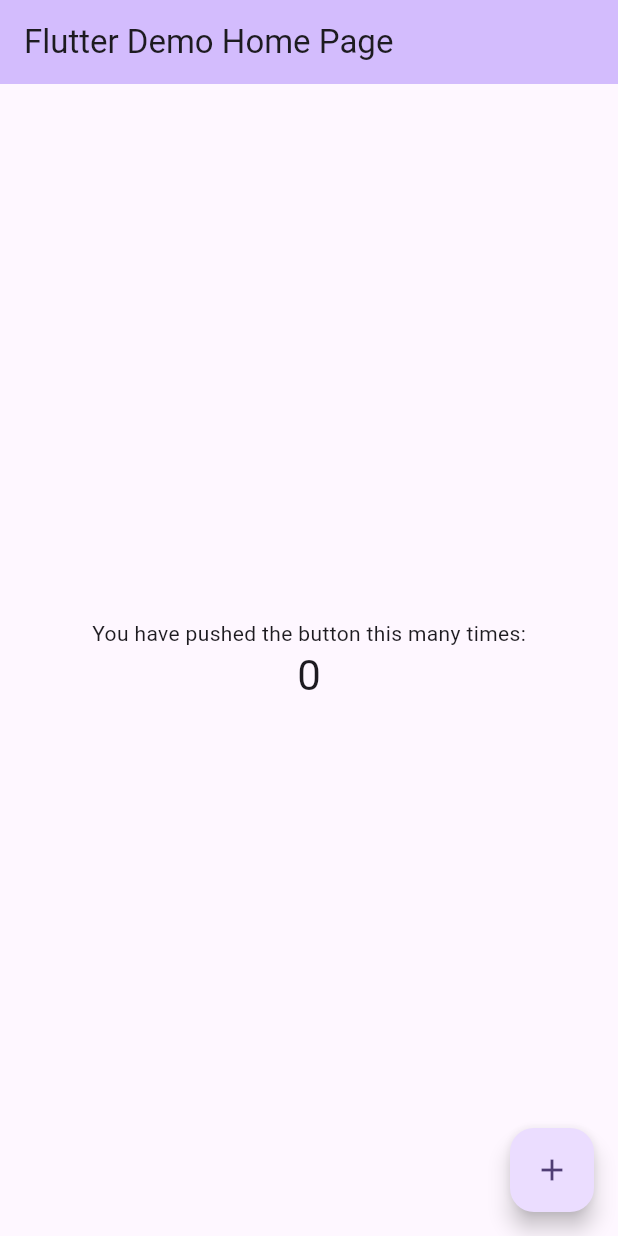
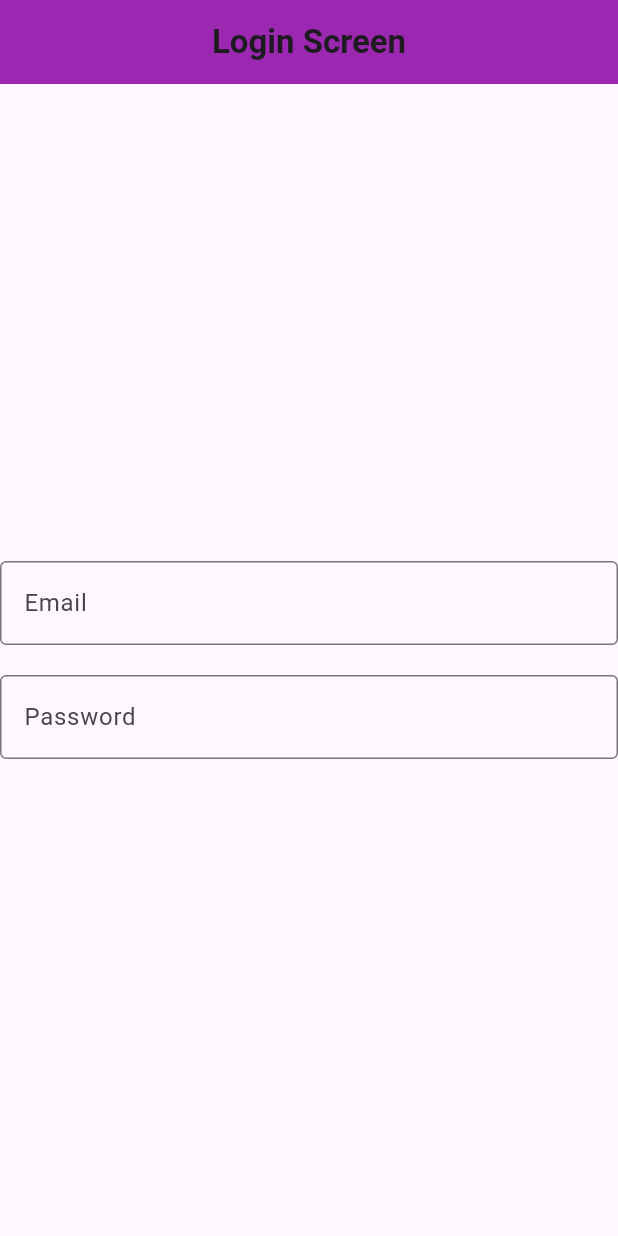
Before and after one commit to shahriasayad/work_with_firebase, a Flutter app: the screen it shows after launch, on a phone screen of 412 x 824 dp. Run offline on Flutter 3.47's test engine with Material 3 defaults, Android fonts, the light colour scheme and no system bars; our stand-ins replace firebase_core, get; accounts and stored records are empty.

Commit message:
all push

```diff
--- /dev/null
+++ b/lib/auth/login_screen.dart
@@ -0,0 +1,38 @@
+import 'package:flutter/material.dart';
+
+class LoginScreen extends StatelessWidget {
+  const LoginScreen({super.key});
+
+  @override
+  Widget build(BuildContext context) {
+    return Scaffold(
+      appBar: AppBar(
+        title: const Text(
+          'Login Screen',
+          style: TextStyle(fontWeight: FontWeight.bold),
+        ),
+        centerTitle: true,
+        backgroundColor: Colors.purple,
+      ),
+      body: Column(
+        mainAxisAlignment: MainAxisAlignment.center,
+        children: [
+          TextFormField(
+            decoration: const InputDecoration(
+              labelText: 'Email',
+              border: OutlineInputBorder(),
+            ),
+          ),
+          SizedBox(height: 20),
+          TextFormField(
+            decoration: const InputDecoration(
+              labelText: 'Password',
+              border: OutlineInputBorder(),
+            ),
+            obscureText: true,
+          ),
+        ],
+      ),
+    );
+  }
+}
--- a/lib/main.dart
+++ b/lib/main.dart
@@ -1,6 +1,9 @@
 // ...existing code...
 import 'package:flutter/material.dart';
 import 'package:firebase_core/firebase_core.dart';
+import 'package:get/get.dart';
+import 'package:work_with_firebase/auth/login_screen.dart';
+import 'package:work_with_firebase/screens/splash_screen.dart';
 import 'firebase_options.dart';
 
 void main() async {
@@ -14,59 +17,12 @@ class MyApp extends StatelessWidget {
 
   @override
   Widget build(BuildContext context) {
-    return MaterialApp(
-      title: 'Flutter Demo',
-      theme: ThemeData(
-        colorScheme: ColorScheme.fromSeed(seedColor: Colors.deepPurple),
-      ),
-      home: const MyHomePage(title: 'Flutter Demo Home Page'),
+    return GetMaterialApp(
+      debugShowCheckedModeBanner: false,
+      themeMode: ThemeMode.system,
+      darkTheme: ThemeData.dark(),
+      theme: ThemeData(primarySwatch: Colors.purple),
+      home: LoginScreen(),
     );
   }
 }
-
-class MyHomePage extends StatefulWidget {
-  const MyHomePage({super.key, required this.title});
-
-  final String title;
-
-  @override
-  State<MyHomePage> createState() => _MyHomePageState();
-}
-
-class _MyHomePageState extends State<MyHomePage> {
-  int _counter = 0;
-
-  void _incrementCounter() {
-    setState(() {
-      _counter++;
-    });
-  }
-
-  @override
-  Widget build(BuildContext context) {
-    return Scaffold(
-      appBar: AppBar(
-        backgroundColor: Theme.of(context).colorScheme.inversePrimary,
-        title: Text(widget.title),
-      ),
-      body: Center(
-        child: Column(
-          mainAxisAlignment: MainAxisAlignment.center,
-          children: [
-            const Text('You have pushed the button this many times:'),
-            Text(
-              '$_counter',
-              style: Theme.of(context).textTheme.headlineMedium,
-            ),
-          ],
-        ),
-      ),
-      floatingActionButton: FloatingActionButton(
-        onPressed: _incrementCounter,
-        tooltip: 'Increment',
-        child: const Icon(Icons.add),
-      ),
-    );
-  }
-}
-// ...existing code...
--- a/pubspec.yaml
+++ b/pubspec.yaml
@@ -13,6 +13,7 @@ dependencies:
 
   cupertino_icons: ^1.0.8
   firebase_core: ^4.2.1
+  firebase_auth: ^6.1.2
   get: ^4.6.6
 
 dev_dependencies:
```
Also changed, not shown: lib/screens/splash_screen.dart (added, +15 -0 lines), lib/firebase_services/splash_services.dart (added), pubspec.lock.
